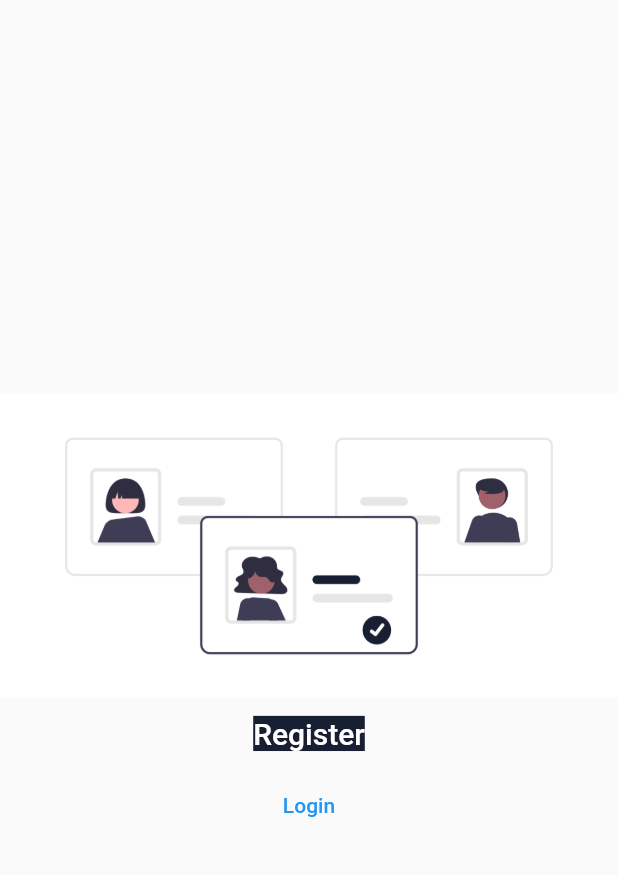
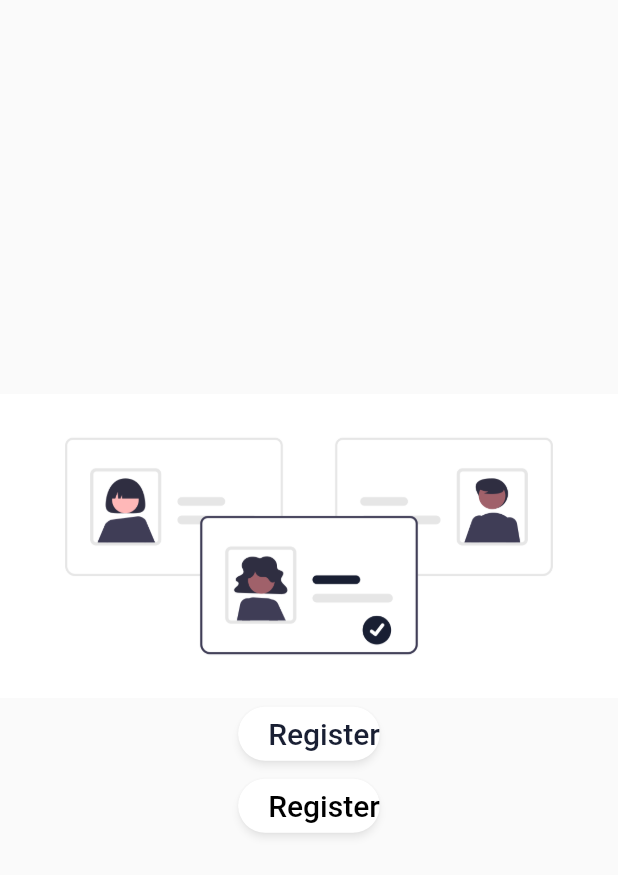
Before and after one commit to KhushbooGupta2111/Covitendance, a Flutter app: the screen it shows after launch, on a phone screen of 412 x 824 dp. Shown: the top 875 px of the screen. Run offline on Flutter 3.47's test engine with Material 2 defaults, Android fonts, the light colour scheme and no system bars; missing offline and left inert: splash_screen_view.

Commit message:
Modified signup_login.dart

```diff
--- a/lib/pages/signup_login.dart
+++ b/lib/pages/signup_login.dart
@@ -20,19 +20,39 @@ class SignUp_Login extends StatelessWidget {
               Image.asset(
                 SignUp_Login_Image,
               ),
-              TextButton(
+              ElevatedButton(
                 onPressed: () {},
                 child: Text(
-                    "Register",
+                  "Register",
                   style: TextStyle(
                     fontSize: 20,
-                    backgroundColor: mainColor_blue,
-                    color: mainColor_white,
+                    color: mainColor_blue,
                   ),
-
                 ),
+                style: ElevatedButton.styleFrom(
+                    padding: EdgeInsets.only(left: 20),
+                    primary: Colors.white,
+                    //onPrimary: Colors.black,
+                    shadowColor: Colors.white60,
+                    shape: RoundedRectangleBorder(
+                        borderRadius: BorderRadius.circular(20))),
               ),
-              TextButton(onPressed: () {}, child: Text("Login"))
+              ElevatedButton(
+                onPressed: () {},
+                child: Text(
+                  "Register",
+                  style: TextStyle(
+                    fontSize: 20,
+                  ),
+                ),
+                style: ElevatedButton.styleFrom(
+                    padding: EdgeInsets.only(left: 20),
+                    primary: Colors.white,
+                    onPrimary: Colors.black,
+                    shadowColor: Colors.white60,
+                    shape: RoundedRectangleBorder(
+                        borderRadius: BorderRadius.circular(20))),
+              )
             ],
           ),
         ),
```
